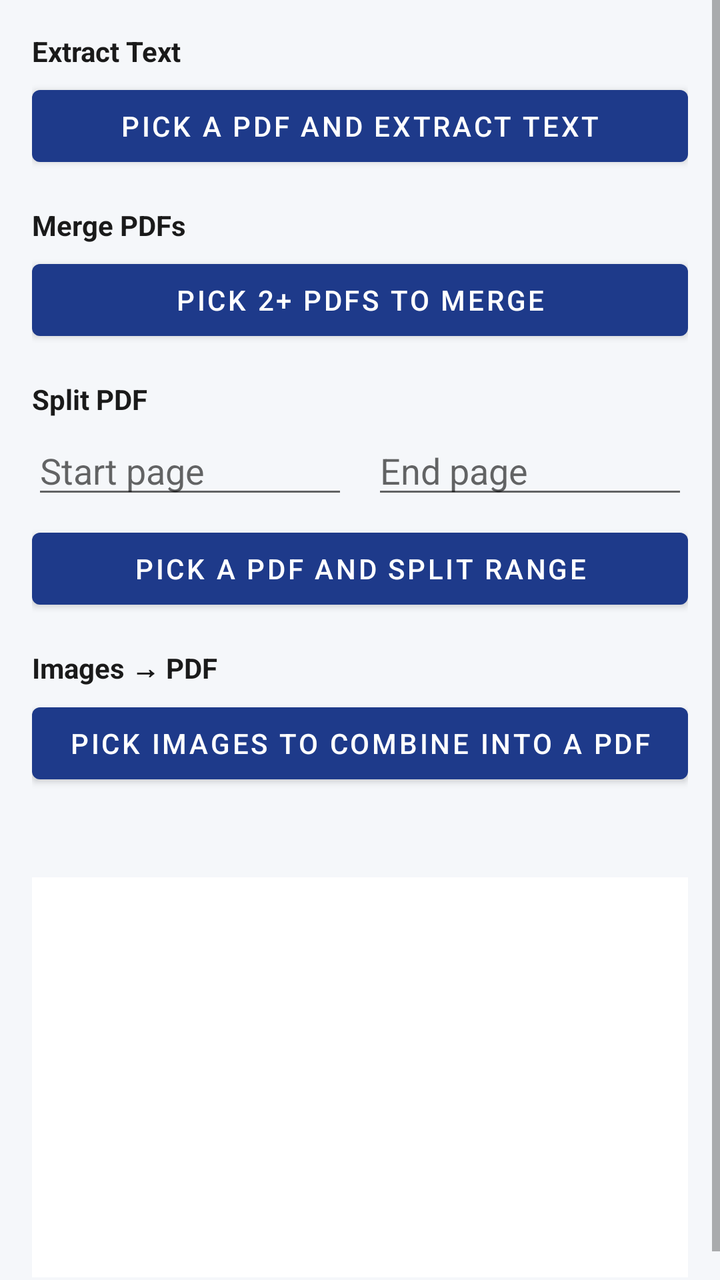
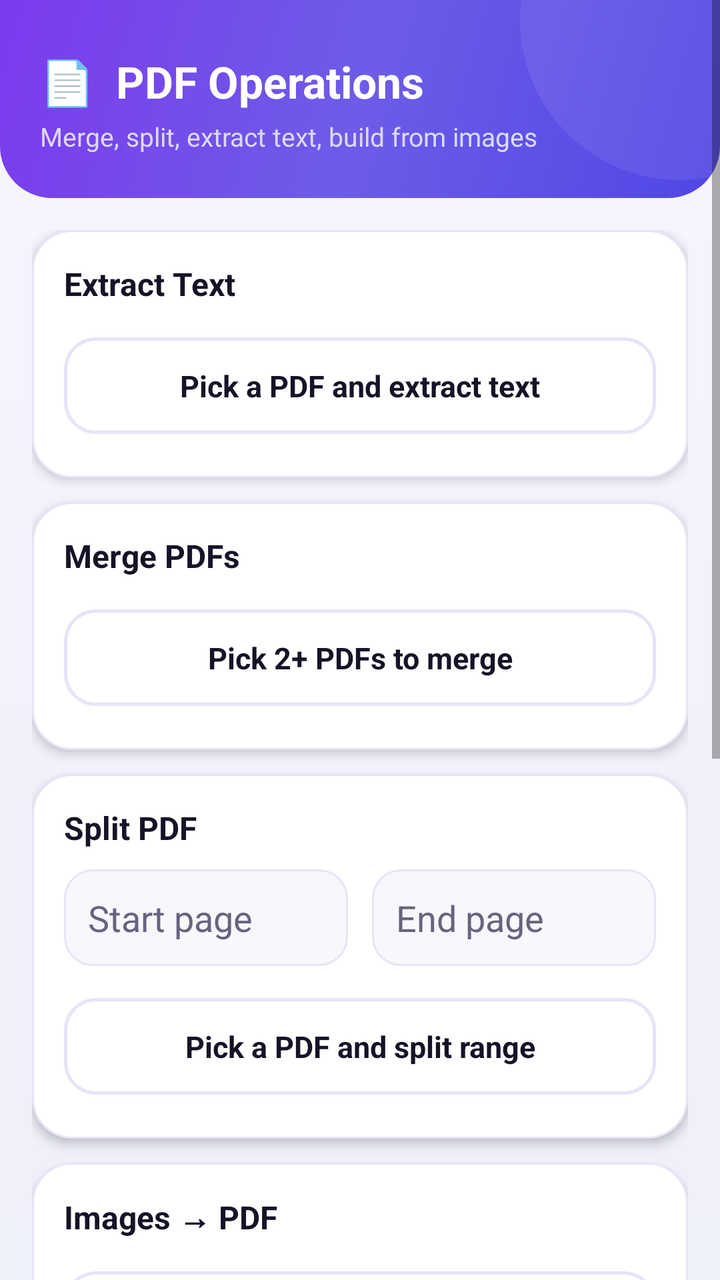

Compare the two renders of this Android layout. The source of the first and the diff that turns it into the second are given below.
<!-- AndroidManifest.xml: application theme Theme.DataToolkit -->
<!-- res/layout/activity_pdf.xml -->
<?xml version="1.0" encoding="utf-8"?>
<ScrollView xmlns:android="http://schemas.android.com/apk/res/android"
    android:layout_width="match_parent"
    android:layout_height="match_parent"
    android:background="@color/background">

    <LinearLayout
        android:layout_width="match_parent"
        android:layout_height="wrap_content"
        android:orientation="vertical"
        android:padding="16dp">

        <TextView android:layout_width="wrap_content" android:layout_height="wrap_content"
            android:text="Extract Text" android:textStyle="bold" android:textColor="@color/text_primary" />
        <com.google.android.material.button.MaterialButton
            android:id="@+id/btnExtractText"
            android:layout_width="match_parent" android:layout_height="wrap_content"
            android:layout_marginTop="4dp" android:layout_marginBottom="16dp"
            android:text="Pick a PDF and extract text" />

        <TextView android:layout_width="wrap_content" android:layout_height="wrap_content"
            android:text="Merge PDFs" android:textStyle="bold" android:textColor="@color/text_primary" />
        <com.google.android.material.button.MaterialButton
            android:id="@+id/btnMerge"
            android:layout_width="match_parent" android:layout_height="wrap_content"
            android:layout_marginTop="4dp" android:layout_marginBottom="16dp"
            android:text="Pick 2+ PDFs to merge" />

        <TextView android:layout_width="wrap_content" android:layout_height="wrap_content"
            android:text="Split PDF" android:textStyle="bold" android:textColor="@color/text_primary" />
        <LinearLayout android:layout_width="match_parent" android:layout_height="wrap_content" android:orientation="horizontal" android:layout_marginTop="4dp">
            <EditText android:id="@+id/etStartPage" android:layout_width="0dp" android:layout_height="wrap_content"
                android:layout_weight="1" android:hint="Start page" android:inputType="number" android:layout_marginEnd="6dp" />
            <EditText android:id="@+id/etEndPage" android:layout_width="0dp" android:layout_height="wrap_content"
                android:layout_weight="1" android:hint="End page" android:inputType="number" android:layout_marginStart="6dp" />
        </LinearLayout>
        <com.google.android.material.button.MaterialButton
            android:id="@+id/btnSplit"
            android:layout_width="match_parent" android:layout_height="wrap_content"
            android:layout_marginTop="6dp" android:layout_marginBottom="16dp"
            android:text="Pick a PDF and split range" />

        <TextView android:layout_width="wrap_content" android:layout_height="wrap_content"
            android:text="Images → PDF" android:textStyle="bold" android:textColor="@color/text_primary" />
        <com.google.android.material.button.MaterialButton
            android:id="@+id/btnImagesToPdf"
            android:layout_width="match_parent" android:layout_height="wrap_content"
            android:layout_marginTop="4dp" android:layout_marginBottom="16dp"
            android:text="Pick images to combine into a PDF" />

        <TextView android:id="@+id/tvStatus" android:layout_width="match_parent" android:layout_height="wrap_content"
            android:textColor="@color/text_secondary" android:layout_marginBottom="8dp" />

        <EditText
            android:id="@+id/etOutput"
            android:layout_width="match_parent"
            android:layout_height="200dp"
            android:background="@color/surface"
            android:gravity="top|start"
            android:inputType="textMultiLine"
            android:padding="10dp" />

    </LinearLayout>
</ScrollView>
<!-- resources referenced by this layout -->
<resources>
  <color name="background">#F5F7FA</color>
  <color name="text_primary">#1A1A1A</color>
  <color name="text_secondary">#6B7280</color>
  <style name="Theme.DataToolkit" parent="Theme.MaterialComponents.DayNight.NoActionBar">
          <item name="colorPrimary">@color/primary</item>
          <item name="colorPrimaryDark">@color/primary_dark</item>
          <item name="colorAccent">@color/accent</item>
          <item name="android:windowBackground">@color/background</item>
          <item name="android:statusBarColor">@color/primary_dark</item>
      </style>
  <color name="primary">#1E3A8A</color>
  <color name="primary_dark">#152A63</color>
  <!-- unchanged entries left out for length: 2 -->
</resources>

<!-- the commit's change to res/layout/activity_pdf.xml (unified diff, before → after) -->
@@ -2,63 +2,118 @@
 <ScrollView xmlns:android="http://schemas.android.com/apk/res/android"
     android:layout_width="match_parent"
     android:layout_height="match_parent"
-    android:background="@color/background">
+    android:clipToPadding="false">
 
     <LinearLayout
         android:layout_width="match_parent"
         android:layout_height="wrap_content"
-        android:orientation="vertical"
-        android:padding="16dp">
+        android:orientation="vertical">
 
-        <TextView android:layout_width="wrap_content" android:layout_height="wrap_content"
-            android:text="Extract Text" android:textStyle="bold" android:textColor="@color/text_primary" />
-        <com.google.android.material.button.MaterialButton
-            android:id="@+id/btnExtractText"
-            android:layout_width="match_parent" android:layout_height="wrap_content"
-            android:layout_marginTop="4dp" android:layout_marginBottom="16dp"
-            android:text="Pick a PDF and extract text" />
+        <FrameLayout
+            android:layout_width="match_parent"
+            android:layout_height="wrap_content"
+            android:background="@drawable/bg_header_flat"
+            android:paddingStart="20dp" android:paddingEnd="20dp"
+            android:paddingTop="26dp" android:paddingBottom="22dp">
+            <LinearLayout android:layout_width="match_parent" android:layout_height="wrap_content" android:orientation="vertical">
+                <TextView android:layout_width="wrap_content" android:layout_height="wrap_content"
+                    android:text="📄  PDF Operations" android:textColor="@color/text_on_primary" android:textSize="22sp" android:textStyle="bold" />
+                <TextView android:layout_width="wrap_content" android:layout_height="wrap_content" android:layout_marginTop="4dp"
+                    android:text="Merge, split, extract text, build from images" android:textColor="@color/text_on_primary_muted" android:textSize="13sp" />
+            </LinearLayout>
+        </FrameLayout>
 
-        <TextView android:layout_width="wrap_content" android:layout_height="wrap_content"
-            android:text="Merge PDFs" android:textStyle="bold" android:textColor="@color/text_primary" />
-        <com.google.android.material.button.MaterialButton
-            android:id="@+id/btnMerge"
-            android:layout_width="match_parent" android:layout_height="wrap_content"
-            android:layout_marginTop="4dp" android:layout_marginBottom="16dp"
-            android:text="Pick 2+ PDFs to merge" />
+        <LinearLayout
+            android:layout_width="match_parent"
+            android:layout_height="wrap_content"
+            android:orientation="vertical"
+            android:padding="16dp">
 
-        <TextView android:layout_width="wrap_content" android:layout_height="wrap_content"
-            android:text="Split PDF" android:textStyle="bold" android:textColor="@color/text_primary" />
-        <LinearLayout android:layout_width="match_parent" android:layout_height="wrap_content" android:orientation="horizontal" android:layout_marginTop="4dp">
-            <EditText android:id="@+id/etStartPage" android:layout_width="0dp" android:layout_height="wrap_content"
-                android:layout_weight="1" android:hint="Start page" android:inputType="number" android:layout_marginEnd="6dp" />
-            <EditText android:id="@+id/etEndPage" android:layout_width="0dp" android:layout_height="wrap_content"
-                android:layout_weight="1" android:hint="End page" android:inputType="number" android:layout_marginStart="6dp" />
+            <com.google.android.material.card.MaterialCardView style="@style/Widget.App.Card" android:layout_width="match_parent" android:layout_height="wrap_content" android:layout_marginBottom="12dp">
+                <LinearLayout android:layout_width="match_parent" android:layout_height="wrap_content" android:orientation="vertical">
+                    <TextView android:layout_width="wrap_content" android:layout_height="wrap_content"
+                        android:text="Extract Text" android:textAppearance="@style/TextAppearance.App.SectionTitle" />
+                    <com.google.android.material.button.MaterialButton
+                        android:id="@+id/btnExtractText"
+                        style="@style/Widget.App.Button.Outlined"
+                        android:layout_width="match_parent" android:layout_height="wrap_content"
+                        android:layout_marginTop="10dp"
+                        android:text="Pick a PDF and extract text" />
+                </LinearLayout>
+            </com.google.android.material.card.MaterialCardView>
+
+            <com.google.android.material.card.MaterialCardView style="@style/Widget.App.Card" android:layout_width="match_parent" android:layout_height="wrap_content" android:layout_marginBottom="12dp">
+                <LinearLayout android:layout_width="match_parent" android:layout_height="wrap_content" android:orientation="vertical">
+                    <TextView android:layout_width="wrap_content" android:layout_height="wrap_content"
+                        android:text="Merge PDFs" android:textAppearance="@style/TextAppearance.App.SectionTitle" />
+                    <com.google.android.material.button.MaterialButton
+                        android:id="@+id/btnMerge"
+                        style="@style/Widget.App.Button.Outlined"
+                        android:layout_width="match_parent" android:layout_height="wrap_content"
+                        android:layout_marginTop="10dp"
+                        android:text="Pick 2+ PDFs to merge" />
+                </LinearLayout>
+            </com.google.android.material.card.MaterialCardView>
+
+            <com.google.android.material.card.MaterialCardView style="@style/Widget.App.Card" android:layout_width="match_parent" android:layout_height="wrap_content" android:layout_marginBottom="12dp">
+                <LinearLayout android:layout_width="match_parent" android:layout_height="wrap_content" android:orientation="vertical">
+                    <TextView android:layout_width="wrap_content" android:layout_height="wrap_content"
+                        android:text="Split PDF" android:textAppearance="@style/TextAppearance.App.SectionTitle" />
+                    <LinearLayout android:layout_width="match_parent" android:layout_height="wrap_content" android:orientation="horizontal" android:layout_marginTop="10dp">
+                        <EditText android:id="@+id/etStartPage" android:layout_width="0dp" android:layout_height="wrap_content"
+                            android:layout_weight="1" android:background="@drawable/bg_input_field_focused" android:hint="Start page" android:textColorHint="@color/text_secondary" android:inputType="number" android:layout_marginEnd="6dp" />
+                        <EditText android:id="@+id/etEndPage" android:layout_width="0dp" android:layout_height="wrap_content"
+                            android:layout_weight="1" android:background="@drawable/bg_input_field_focused" android:hint="End page" android:textColorHint="@color/text_secondary" android:inputType="number" android:layout_marginStart="6dp" />
+                    </LinearLayout>
+                    <com.google.android.material.button.MaterialButton
+                        android:id="@+id/btnSplit"
+                        style="@style/Widget.App.Button.Outlined"
+                        android:layout_width="match_parent" android:layout_height="wrap_content"
+                        android:layout_marginTop="10dp"
+                        android:text="Pick a PDF and split range" />
+                </LinearLayout>
+            </com.google.android.material.card.MaterialCardView>
+
+            <com.google.android.material.card.MaterialCardView style="@style/Widget.App.Card" android:layout_width="match_parent" android:layout_height="wrap_content" android:layout_marginBottom="14dp">
+                <LinearLayout android:layout_width="match_parent" android:layout_height="wrap_content" android:orientation="vertical">
+                    <TextView android:layout_width="wrap_content" android:layout_height="wrap_content"
+                        android:text="Images → PDF" android:textAppearance="@style/TextAppearance.App.SectionTitle" />
+                    <com.google.android.material.button.MaterialButton
+                        android:id="@+id/btnImagesToPdf"
+                        style="@style/Widget.App.Button.Outlined"
+                        android:layout_width="match_parent" android:layout_height="wrap_content"
+                        android:layout_marginTop="10dp"
+                        android:text="Pick images to combine into a PDF" />
+                </LinearLayout>
+            </com.google.android.material.card.MaterialCardView>
+
+            <TextView android:id="@+id/tvStatus" android:layout_width="match_parent" android:layout_height="wrap_content"
+                android:textColor="@color/text_secondary" android:textSize="12.5sp" android:layout_marginBottom="10dp" />
+
+            <com.google.android.material.card.MaterialCardView style="@style/Widget.App.Card" android:layout_width="match_parent" android:layout_height="wrap_content">
+                <LinearLayout android:layout_width="match_parent" android:layout_height="wrap_content" android:orientation="vertical">
+                    <TextView android:layout_width="wrap_content" android:layout_height="wrap_content"
+                        android:text="Result" android:textAppearance="@style/TextAppearance.App.SectionTitle" />
+                    <EditText
+                        android:id="@+id/etOutput"
+                        android:layout_width="match_parent"
+                        android:layout_height="180dp"
+                        android:layout_marginTop="10dp"
+                        android:background="@drawable/bg_input_field_focused"
+                        android:gravity="top|start"
+                        android:textSize="13sp"
+                        android:inputType="textMultiLine" />
+
+                    <com.google.android.material.button.MaterialButton
+                        android:id="@+id/btnSaveAs"
+                        style="@style/Widget.App.Button.Primary"
+                        android:layout_width="match_parent"
+                        android:layout_height="wrap_content"
+                        android:layout_marginTop="12dp"
+                        android:text="💾  Save Last Result As…" />
+                </LinearLayout>
+            </com.google.android.material.card.MaterialCardView>
+
         </LinearLayout>
-        <com.google.android.material.button.MaterialButton
-            android:id="@+id/btnSplit"
-            android:layout_width="match_parent" android:layout_height="wrap_content"
-            android:layout_marginTop="6dp" android:layout_marginBottom="16dp"
-            android:text="Pick a PDF and split range" />
-
-        <TextView android:layout_width="wrap_content" android:layout_height="wrap_content"
-            android:text="Images → PDF" android:textStyle="bold" android:textColor="@color/text_primary" />
-        <com.google.android.material.button.MaterialButton
-            android:id="@+id/btnImagesToPdf"
-            android:layout_width="match_parent" android:layout_height="wrap_content"
-            android:layout_marginTop="4dp" android:layout_marginBottom="16dp"
-            android:text="Pick images to combine into a PDF" />
-
-        <TextView android:id="@+id/tvStatus" android:layout_width="match_parent" android:layout_height="wrap_content"
-            android:textColor="@color/text_secondary" android:layout_marginBottom="8dp" />
-
-        <EditText
-            android:id="@+id/etOutput"
-            android:layout_width="match_parent"
-            android:layout_height="200dp"
-            android:background="@color/surface"
-            android:gravity="top|start"
-            android:inputType="textMultiLine"
-            android:padding="10dp" />
-
     </LinearLayout>
 </ScrollView>
<!-- resource entries referenced after the edit -->
@@ -1,17 +1,128 @@
 <!-- resources referenced by this layout -->
 <resources>
-  <color name="background">#F5F7FA</color>
-  <color name="text_primary">#1A1A1A</color>
-  <color name="text_secondary">#6B7280</color>
+  <color name="text_on_primary">#FFFFFF</color>
+  <color name="text_on_primary_muted">#DCD9FB</color>
+  <color name="background">#F3F1FB</color>
+  <color name="text_primary">#161327</color>
+  <color name="icon_chip_bg">#EDE9FE</color>
+  <color name="ripple_on_primary">#33FFFFFF</color>
+  <color name="text_secondary">#68647E</color>
+  <!-- drawable bg_header_flat (drawable) -->
+  <?xml version="1.0" encoding="utf-8"?>
+  <layer-list xmlns:android="http://schemas.android.com/apk/res/android">
+      <item>
+          <shape android:shape="rectangle">
+              <corners android:bottomLeftRadius="26dp" android:bottomRightRadius="26dp" />
+              <gradient
+                  android:type="linear"
+                  android:angle="135"
+                  android:startColor="@color/gradient_start"
+                  android:centerColor="@color/gradient_mid"
+                  android:endColor="@color/gradient_end" />
+          </shape>
+      </item>
+      <item android:gravity="top|end" android:width="160dp" android:height="160dp" android:top="-70dp" android:end="-60dp">
+          <shape android:shape="oval">
+              <solid android:color="#14FFFFFF" />
+          </shape>
+      </item>
+  </layer-list>
+  <!-- drawable bg_input_field_focused (drawable) -->
+  <?xml version="1.0" encoding="utf-8"?>
+  <selector xmlns:android="http://schemas.android.com/apk/res/android">
+      <item android:state_focused="true">
+          <shape android:shape="rectangle">
+              <solid android:color="@color/surface" />
+              <stroke android:width="1.5dp" android:color="@color/primary" />
+              <corners android:radius="14dp" />
+              <padding android:left="12dp" android:top="12dp" android:right="12dp" android:bottom="12dp" />
+          </shape>
+      </item>
+      <item>
+          <shape android:shape="rectangle">
+              <solid android:color="@color/surface_muted" />
+              <stroke android:width="1dp" android:color="@color/stroke" />
+              <corners android:radius="14dp" />
+              <padding android:left="12dp" android:top="12dp" android:right="12dp" android:bottom="12dp" />
+          </shape>
+      </item>
+  </selector>
+  <style name="TextAppearance.App.SectionTitle">
+          <item name="android:textColor">@color/text_primary</item>
+          <item name="android:textStyle">bold</item>
+          <item name="android:textSize">16sp</item>
+      </style>
+  <style name="Widget.App.Button.Outlined" parent="Widget.MaterialComponents.Button.OutlinedButton">
+          <item name="strokeColor">@color/stroke</item>
+          <item name="strokeWidth">1.5dp</item>
+          <item name="cornerRadius">16dp</item>
+          <item name="android:textColor">@color/text_primary</item>
+          <item name="android:textAllCaps">false</item>
+          <item name="android:textStyle">bold</item>
+          <item name="android:textSize">15sp</item>
+          <item name="android:paddingTop">14dp</item>
+          <item name="android:paddingBottom">14dp</item>
+          <item name="rippleColor">@color/icon_chip_bg</item>
+          <item name="android:paddingStart">18dp</item>
+          <item name="android:paddingEnd">18dp</item>
+      </style>
+  <style name="Widget.App.Button.Primary" parent="Widget.MaterialComponents.Button">
+          <item name="backgroundTint">@color/primary</item>
+          <item name="cornerRadius">16dp</item>
+          <item name="android:textAllCaps">false</item>
+          <item name="android:textStyle">bold</item>
+          <item name="android:textSize">15sp</item>
+          <item name="android:letterSpacing">0</item>
+          <item name="android:paddingTop">14dp</item>
+          <item name="android:paddingBottom">14dp</item>
+          <item name="rippleColor">@color/ripple_on_primary</item>
+          <item name="elevation">2dp</item>
+      </style>
+  <style name="Widget.App.Card" parent="Widget.MaterialComponents.CardView">
+          <item name="cardCornerRadius">20dp</item>
+          <item name="cardElevation">3dp</item>
+          <item name="cardBackgroundColor">@color/surface</item>
+          <item name="strokeColor">@color/stroke</item>
+          <item name="strokeWidth">1dp</item>
+          <item name="contentPadding">16dp</item>
+          <item name="rippleColor">@color/icon_chip_bg</item>
+      </style>
   <style name="Theme.DataToolkit" parent="Theme.MaterialComponents.DayNight.NoActionBar">
           <item name="colorPrimary">@color/primary</item>
           <item name="colorPrimaryDark">@color/primary_dark</item>
+          <item name="colorPrimaryVariant">@color/secondary</item>
           <item name="colorAccent">@color/accent</item>
-          <item name="android:windowBackground">@color/background</item>
-          <item name="android:statusBarColor">@color/primary_dark</item>
+          <item name="colorSecondary">@color/secondary</item>
+          <item name="colorOnPrimary">@color/text_on_primary</item>
+          <item name="android:windowBackground">@drawable/bg_app_gradient</item>
+          <item name="android:statusBarColor">@color/gradient_start</item>
+          <item name="android:navigationBarColor">@color/background</item>
+          <item name="android:windowLightStatusBar" tools:targetApi="23">false</item>
+          <item name="materialButtonStyle">@style/Widget.App.Button.Primary</item>
+          <item name="android:fontFamily">sans-serif</item>
       </style>
-  <color name="primary">#1E3A8A</color>
-  <color name="primary_dark">#152A63</color>
+  <color name="gradient_start">#4F46E5</color>
+  <color name="gradient_mid">#6D5CE8</color>
+  <color name="gradient_end">#7C3AED</color>
+  <color name="primary">#4F46E5</color>
+  <color name="surface_muted">#F7F7FC</color>
+  <color name="stroke">#E7E4F7</color>
+  <color name="primary_dark">#3730A3</color>
+  <color name="secondary">#7C3AED</color>
+  <!-- drawable bg_app_gradient (drawable) -->
+  <?xml version="1.0" encoding="utf-8"?>
+  <layer-list xmlns:android="http://schemas.android.com/apk/res/android">
+      <item>
+          <shape android:shape="rectangle">
+              <gradient
+                  android:type="linear"
+                  android:angle="90"
+                  android:startColor="#EEF0FA"
+                  android:centerColor="#F3F1FB"
+                  android:endColor="#F7F5FC" />
+          </shape>
+      </item>
+  </layer-list>
   <!-- unchanged entries left out for length: 2 -->
 </resources>
 
